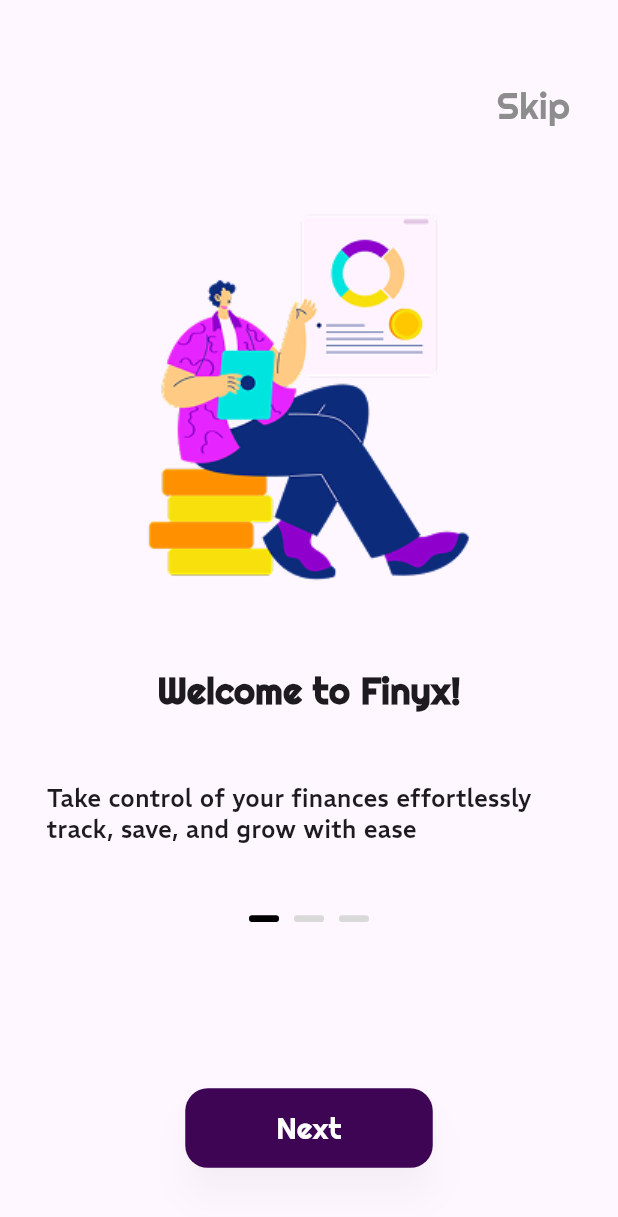
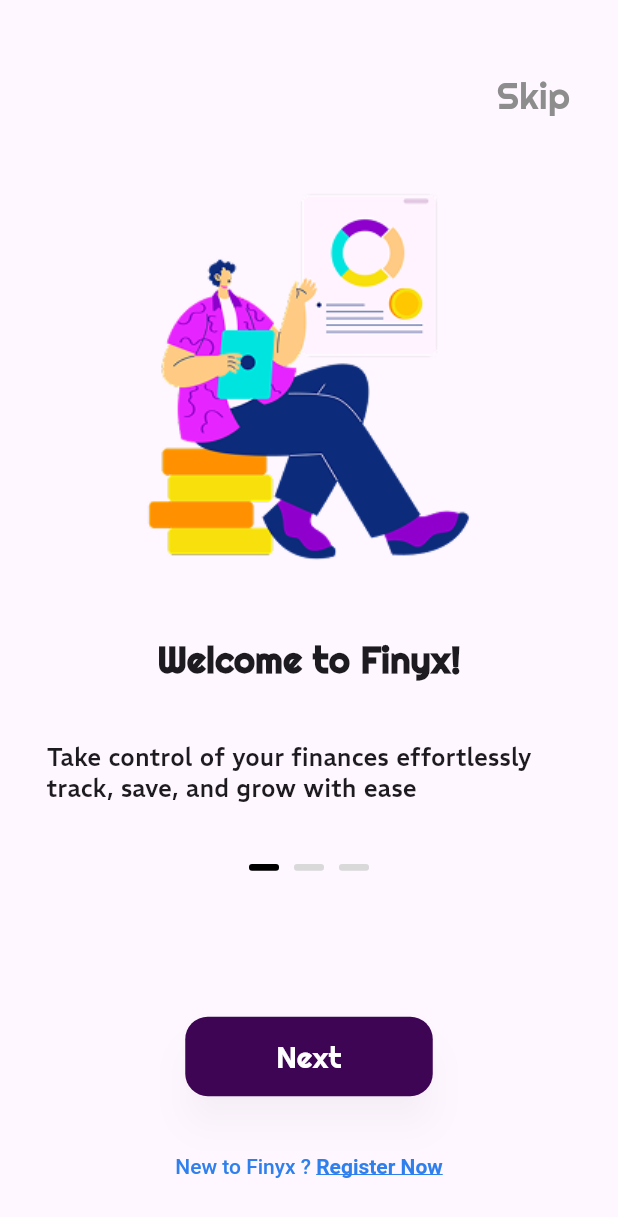
Before and after one commit to rababhamdyy-SmartFinancialManagement/finyx_mobile_app, a Flutter app: the FirstScreen screen opened by its route, on a phone screen of 412 x 824 dp. Shown: the top 1217 px of the screen. Run offline on Flutter 3.47's test engine with Material 3 defaults, Android fonts, the phone set to English and light mode, and no system bars.

Commit message:
add register text

```diff
--- a/lib/app_routes.dart
+++ b/lib/app_routes.dart
@@ -1,15 +1,18 @@
 import 'package:flutter/material.dart';
 import 'package:finyx_mobile_app/views/first_view.dart';
 import 'package:finyx_mobile_app/views/splash_view.dart';
+import 'package:finyx_mobile_app/views/sign_up_view.dart';
 
 class AppRoutes {
   static const String splash = '/';
   static const String firstScreen = '/firstScreen';
+  static const String signUp = '/sign_up';
 
   static Map<String, WidgetBuilder> get routes {
     return {
       splash: (context) => SplashScreen(),
       firstScreen: (context) => FirstScreen(),
+      signUp: (context) => SignUpScreen(),
     };
   }
 }
--- a/lib/views/first_view.dart
+++ b/lib/views/first_view.dart
@@ -4,6 +4,7 @@ import 'package:finyx_mobile_app/widgets/greeting_message_widget.dart';
 import 'package:finyx_mobile_app/widgets/skip_widget.dart';
 import 'package:finyx_mobile_app/widgets/indicator_widget.dart';
 import 'package:finyx_mobile_app/widgets/button_widget.dart';
+import 'package:finyx_mobile_app/widgets/register_text_widget.dart';
 
 class FirstScreen extends StatelessWidget {
   const FirstScreen({super.key});
@@ -29,6 +30,7 @@ class FirstScreen extends StatelessWidget {
             Indicator(selectedIndex: 0),
             SizedBox(height: 20),
             ButtonWidget(text: "Next", size: Size(165, 53)),
+            RegisterText(),
           ],
         ),
       ),
--- /dev/null
+++ b/lib/widgets/register_text_widget.dart
@@ -0,0 +1,39 @@
+import 'package:flutter/gestures.dart';
+import 'package:flutter/material.dart';
+
+class RegisterText extends StatelessWidget {
+  const RegisterText({super.key});
+
+  @override
+  Widget build(BuildContext context) {
+    return RichText(
+      text: TextSpan(
+        style: TextStyle(
+          fontSize: 14,
+          fontFamily: "Poppins",
+          color: Color(0xFF2F80ED),
+        ),
+        children: [
+          TextSpan(
+            text: "New to Finyx ? ",
+            style: TextStyle(fontWeight: FontWeight.w500),
+          ),
+          TextSpan(
+            text: "Register Now",
+            style: TextStyle(
+              fontWeight: FontWeight.bold,
+              decoration: TextDecoration.underline,
+            ),
+            recognizer: TapGestureRecognizer()
+              ..onTap = () {
+                Navigator.pushNamed(
+                  context,
+                  '/sign_up',
+                );
+              },
+          ),
+        ],
+      ),
+    );
+  }
+}
--- a/pubspec.yaml
+++ b/pubspec.yaml
@@ -82,6 +82,9 @@ flutter:
     - family: REM
       fonts:
         - asset: assets/fonts/REM-VariableFont_wght.ttf
+    - family: Poppins
+      fonts:
+        - asset: assets/fonts/Poppins-Medium.ttf
   #   - family: Schyler
   #     fonts:
   #       - asset: fonts/Schyler-Regular.ttf
```
Also changed, not shown: lib/views/sign_up_view.dart (added, +14 -0 lines), assets/fonts/Poppins-Medium.ttf (added), assets/fonts/Poppins-Regular.ttf (added), assets/fonts/Poppins-SemiBold.ttf (added), assets/fonts/REM-Italic-VariableFont_wght.ttf (deleted).
